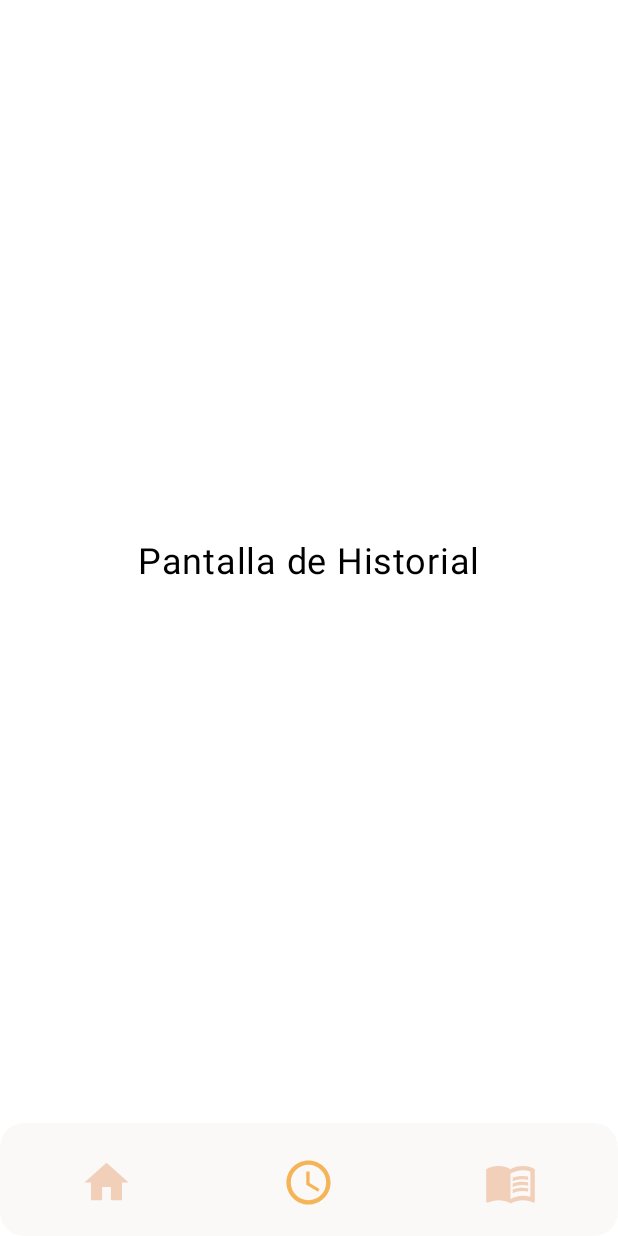
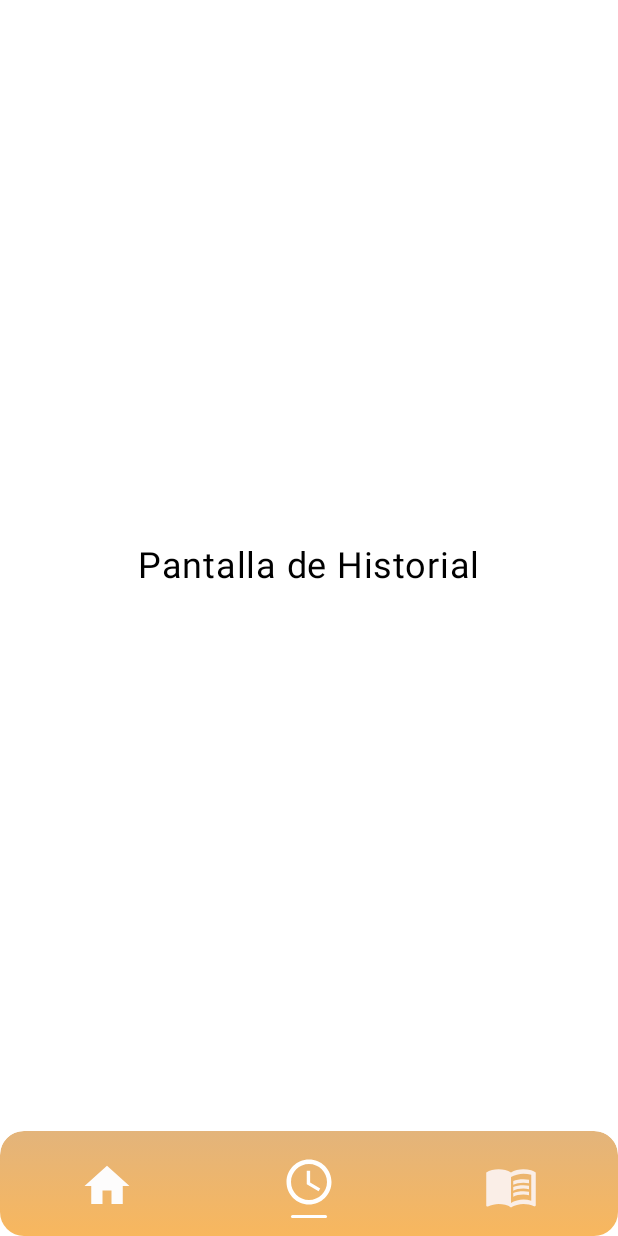
Before and after one commit to ramrom39/SistemaGestionBiblioteca, an Android app built with Jetpack Compose: the Home screen opened through its navigation route, item 2 of the bottom bar chosen, on a phone screen of 412 x 824 dp. Run offline under Robolectric (Android 15) with nearby library versions, the light colour scheme and no system bars.

Commit message:
segundo commit

```diff
--- a/app/build.gradle.kts
+++ b/app/build.gradle.kts
@@ -70,7 +70,6 @@ dependencies {
     debugImplementation(libs.androidx.ui.test.manifest)
 
 
-
     implementation("androidx.compose.material3:material3:1.3.1-beta02")
     implementation("androidx.navigation:navigation-compose:2.8.5")
     implementation("com.google.accompanist:accompanist-navigation-animation:0.31.0-alpha")
--- a/app/src/main/java/com/example/sistemagestionbiblioteca/MainActivity.kt
+++ b/app/src/main/java/com/example/sistemagestionbiblioteca/MainActivity.kt
@@ -1,5 +1,6 @@
 package com.example.sistemagestionbiblioteca
 
+import android.content.pm.ActivityInfo
 import android.os.Bundle
 import androidx.activity.ComponentActivity
 import androidx.activity.compose.setContent
@@ -21,7 +22,7 @@ class MainActivity : ComponentActivity() {
     override fun onCreate(savedInstanceState: Bundle?) {
         super.onCreate(savedInstanceState)
         enableEdgeToEdge()
-
+        requestedOrientation = ActivityInfo.SCREEN_ORIENTATION_PORTRAIT
         // Evita que el sistema ajuste los insets para que puedas ocultar las barras del sistema.
         WindowCompat.setDecorFitsSystemWindows(window, false)
 
--- a/app/src/main/java/com/example/sistemagestionbiblioteca/navigation/bottomBar.kt
+++ b/app/src/main/java/com/example/sistemagestionbiblioteca/navigation/bottomBar.kt
@@ -1,10 +1,14 @@
 package com.example.sistemagestionbiblioteca.navigation
 
 import androidx.compose.foundation.background
+import androidx.compose.foundation.layout.Box
+import androidx.compose.foundation.layout.Column
+import androidx.compose.foundation.layout.Spacer
 import androidx.compose.foundation.layout.fillMaxWidth
 import androidx.compose.foundation.layout.height
 import androidx.compose.foundation.layout.navigationBarsPadding
 import androidx.compose.foundation.layout.size
+import androidx.compose.foundation.layout.width
 import androidx.compose.foundation.shape.RoundedCornerShape
 import androidx.compose.material.icons.Icons
 import androidx.compose.material.icons.filled.Home
@@ -17,6 +21,7 @@ import androidx.compose.material3.NavigationBarItem
 import androidx.compose.material3.NavigationBarItemDefaults
 import androidx.compose.runtime.Composable
 import androidx.compose.runtime.getValue
+import androidx.compose.ui.Alignment
 import androidx.compose.ui.Modifier
 import androidx.compose.ui.draw.drawBehind
 import androidx.compose.ui.geometry.CornerRadius
@@ -28,11 +33,11 @@ import androidx.navigation.compose.currentBackStackEntryAsState
 
 @Composable
 fun BottomBar(navController: NavController) {
-    // Utilizamos currentBackStackEntryAsState para observar los cambios en la navegación.
+    // Observa los cambios en la navegación.
     val navBackStackEntry by navController.currentBackStackEntryAsState()
     val currentRoute = navBackStackEntry?.destination?.route
 
-    // Rutas donde se debe mostrar la BottomBar
+    // Rutas en las que se muestra la BottomBar.
     val visibleRoutes = listOf(
         AppScreens.Home.route,
         AppScreens.History.route,
@@ -40,15 +45,15 @@ fun BottomBar(navController: NavController) {
     )
     if (currentRoute !in visibleRoutes) return
 
-    // Definimos el gradiente de fondo para la BottomBar
-    val gradientBrush = Brush.linearGradient(
+    // Gradiente vertical para el fondo de la BottomBar:
+    val gradientBrush = Brush.verticalGradient(
         colors = listOf(
-            Color(0xFFFAF9F7),
-            Color(0xFFFAF9F7)
+            Color(0xFFE3B47B),  // Color superior
+            Color(0xFFF8B75E)   // Color inferior
         )
     )
 
-    // Envolvemos la BottomAppBar en una Surface con esquinas redondeadas
+    // Envolvemos la BottomAppBar en una Surface con esquinas redondeadas.
     androidx.compose.material3.Surface(
         shape = RoundedCornerShape(topStart = 16.dp, topEnd = 16.dp),
         modifier = Modifier.fillMaxWidth(),
@@ -59,22 +64,39 @@ fun BottomBar(navController: NavController) {
             modifier = Modifier
                 .fillMaxWidth()
                 .drawBehind {
-                    // Convertimos 16.dp a pixeles para el radio de esquina
+                    // Convertimos 16.dp a pixeles para el radio de esquina.
                     val radius = 16.dp.toPx()
-                    drawRoundRect(brush = gradientBrush, cornerRadius = CornerRadius(radius, radius))
+                    drawRoundRect(
+                        brush = gradientBrush,
+                        cornerRadius = CornerRadius(radius, radius)
+                    )
                 }
-                .height(75.dp)
+                .height(70.dp)
                 .navigationBarsPadding(),
             contentColor = Color.White
         ) {
-            // Ítem para Home
+            // Ítem para Home.
             NavigationBarItem(
                 icon = {
+                    Column(horizontalAlignment = Alignment.CenterHorizontally) {
                         Icon(
                             imageVector = Icons.Filled.Home,
                             contentDescription = "Inicio",
-                        modifier = Modifier.size(35.dp)
+                            modifier = Modifier.size(36.dp)
                         )
+                        if (currentRoute == AppScreens.Home.route) {
+                            Spacer(modifier = Modifier.height(4.dp))
+                            Box(
+                                modifier = Modifier
+                                    .width(24.dp)
+                                    .height(2.dp)
+                                    .background(
+                                        color = Color(0xFFFFFFFF),
+                                        shape = RoundedCornerShape(1.dp)
+                                    )
+                            )
+                        }
+                    }
                 },
                 selected = currentRoute == AppScreens.Home.route,
                 onClick = {
@@ -83,20 +105,34 @@ fun BottomBar(navController: NavController) {
                     }
                 },
                 colors = NavigationBarItemDefaults.colors(
-                    selectedIconColor = Color(0xFFF6B459),
-                    unselectedIconColor = Color(0xFFF1CFB8),
+                    selectedIconColor = Color(0xFFFFFFFF),
+                    unselectedIconColor = Color(0xFFFDFCFC),
                     indicatorColor = Color.Transparent
                 )
             )
 
-            // Ítem para Historial (usa el icono History)
+            // Ítem para Historial.
             NavigationBarItem(
                 icon = {
+                    Column(horizontalAlignment = Alignment.CenterHorizontally) {
                         Icon(
                             imageVector = Icons.Filled.Schedule,
                             contentDescription = "Historial",
-                        modifier = Modifier.size(35.dp)
+                            modifier = Modifier.size(36.dp)
                         )
+                        if (currentRoute == AppScreens.History.route) {
+                            Spacer(modifier = Modifier.height(4.dp))
+                            Box(
+                                modifier = Modifier
+                                    .width(24.dp)
+                                    .height(2.dp)
+                                    .background(
+                                        color = Color(0xFFFFFFFF),
+                                        shape = RoundedCornerShape(1.dp)
+                                    )
+                            )
+                        }
+                    }
                 },
                 selected = currentRoute == AppScreens.History.route,
                 onClick = {
@@ -105,20 +141,34 @@ fun BottomBar(navController: NavController) {
                     }
                 },
                 colors = NavigationBarItemDefaults.colors(
-                    selectedIconColor = Color(0xFFF6B459),
-                    unselectedIconColor = Color(0xFFF1CFB8),
+                    selectedIconColor = Color(0xFFFFFFFF),
+                    unselectedIconColor = Color(0xFFFAEEE7),
                     indicatorColor = Color.Transparent
                 )
             )
 
-            // Ítem para Biblioteca (usa el icono MenuBook)
+            // Ítem para Biblioteca.
             NavigationBarItem(
                 icon = {
+                    Column(horizontalAlignment = Alignment.CenterHorizontally) {
                         Icon(
                             imageVector = Icons.Filled.MenuBook,
                             contentDescription = "Biblioteca",
-                        modifier = Modifier.size(35.dp)
+                            modifier = Modifier.size(36.dp)
                         )
+                        if (currentRoute == AppScreens.Shelves.route) {
+                            Spacer(modifier = Modifier.height(4.dp))
+                            Box(
+                                modifier = Modifier
+                                    .width(24.dp)
+                                    .height(2.dp)
+                                    .background(
+                                        color = Color(0xFFFFFFFF),
+                                        shape = RoundedCornerShape(1.dp)
+                                    )
+                            )
+                        }
+                    }
                 },
                 selected = currentRoute == AppScreens.Shelves.route,
                 onClick = {
@@ -127,8 +177,8 @@ fun BottomBar(navController: NavController) {
                     }
                 },
                 colors = NavigationBarItemDefaults.colors(
-                    selectedIconColor = Color(0xFFF6B459),
-                    unselectedIconColor = Color(0xFFF1CFB8),
+                    selectedIconColor = Color(0xFFFFFFFF),
+                    unselectedIconColor = Color(0xFFFAEEE7),
                     indicatorColor = Color.Transparent
                 )
             )
--- a/app/src/main/java/com/example/sistemagestionbiblioteca/screens/Home.kt
+++ b/app/src/main/java/com/example/sistemagestionbiblioteca/screens/Home.kt
@@ -19,13 +19,14 @@ import com.example.sistemagestionbiblioteca.navigation.BottomBar
 fun Home(navController: NavController) {
     Scaffold(
         bottomBar = { BottomBar(navController) },
-        containerColor = Color(0xFFF6E6CA)
+        containerColor = Color(0xFFF3F3F3)
+
     ) { innerPadding ->
         Box(
             modifier = Modifier
                 .fillMaxSize()
                 .padding(innerPadding) // Respeta el padding del Scaffold para que no tape la BottomBar
-                .background(Color(0xFFF6E6CA)), // Fondo azul oscuro para Home
+                .background(Color(0xFFF3F3F3)), // Fondo azul oscuro para Home
             contentAlignment = Alignment.Center
         ) {
             Text(text = "Pantalla de Home", color = Color.Black, fontSize = 24.sp)
--- a/app/src/main/java/com/example/sistemagestionbiblioteca/screens/Login.kt
+++ b/app/src/main/java/com/example/sistemagestionbiblioteca/screens/Login.kt
@@ -1,5 +1,7 @@
 package com.example.sistemagestionbiblioteca.screens
 
+import android.app.Activity
+import android.os.Build
 import androidx.compose.foundation.background
 import androidx.compose.foundation.gestures.detectTapGestures
 import androidx.compose.foundation.layout.*
@@ -20,8 +22,11 @@ import androidx.compose.ui.platform.LocalFocusManager
 import androidx.compose.ui.text.input.*
 import androidx.compose.ui.unit.dp
 import androidx.compose.ui.unit.sp
+import androidx.core.view.WindowInsetsCompat
+import androidx.core.view.WindowInsetsControllerCompat
 import androidx.navigation.NavController
 import com.example.sistemagestionbiblioteca.navigation.AppScreens
+
 import com.example.sistemagestionbiblioteca.navigation.BottomBar
 
 @Composable
@@ -31,14 +36,15 @@ fun Login(navController: NavController) {
     var password by remember { mutableStateOf("") }
     var showPassword by remember { mutableStateOf(false) }
     var errorMessage by remember { mutableStateOf("") }
-
     val context = LocalContext.current
+    // Usa DisposableEffect para ocultar la barra de navegación mientras se muestra la pantalla Login.
 
     val gradientBrush = Brush.radialGradient(
-        colors = listOf(Color(0xFFF6E6CA), Color(0xFFF6E6CA)),
+        colors = listOf(Color(0xFFF6E6CA), Color(0xFFF5EADA)),
         center = Offset(0.5f, 0.5f),
         radius = 2000f
     )
+
 
     Scaffold(
         modifier = Modifier.fillMaxSize()
--- a/gradle/libs.versions.toml
+++ b/gradle/libs.versions.toml
@@ -1,5 +1,6 @@
 [versions]
 accompanistCalendar = "0.27.0"
+accompanistSystemuicontrollerVersion = "0.31.4-beta"
 agp = "8.6.0"
 kotlin = "1.9.0"
 coreKtx = "1.15.0"
@@ -16,6 +17,7 @@ composeMaterial = "1.4.0"
 
 [libraries]
 androidx-core-ktx = { group = "androidx.core", name = "core-ktx", version.ref = "coreKtx" }
+google-accompanist-systemuicontroller = { module = "com.google.accompanist:accompanist-systemuicontroller", version.ref = "accompanistSystemuicontrollerVersion" }
 junit = { group = "junit", name = "junit", version.ref = "junit" }
 androidx-junit = { group = "androidx.test.ext", name = "junit", version.ref = "junitVersion" }
 androidx-espresso-core = { group = "androidx.test.espresso", name = "espresso-core", version.ref = "espressoCore" }
```
Also changed, not shown: app/src/main/java/com/example/sistemagestionbiblioteca/navigation/AppNavigation.kt (indentation only). Lines whose indentation alone changed are shown as unchanged.
